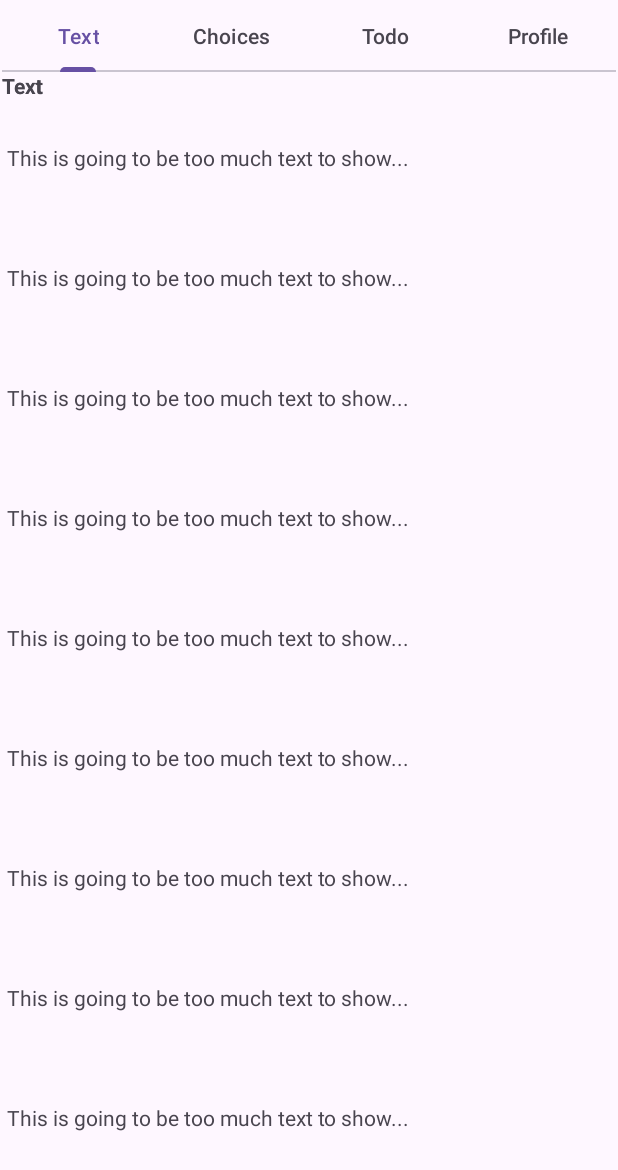
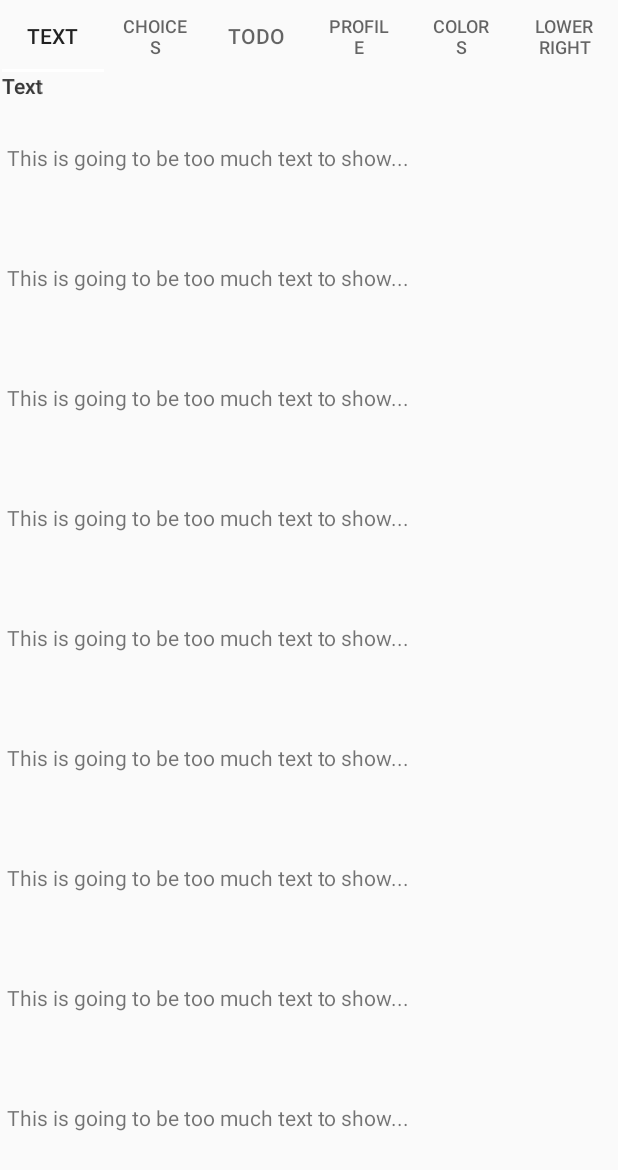
Before and after one commit to jmcadoo1/HealthApp, an Android app: the screen it shows after launch (MainActivity), on a phone screen of 412 x 824 dp. Shown: the top 1170 px of the screen. Run offline under Robolectric (Android 15) with nearby library versions, the phone set to English and light mode, and no system bars; 1 statement that could not run was skipped.

Commit message:
followed geeks4geeks to add some color template and style for the app

```diff
--- a/app/src/main/java/com/example/healthapp/MainActivity.kt
+++ b/app/src/main/java/com/example/healthapp/MainActivity.kt
@@ -60,6 +60,8 @@ class MainActivity : AppCompatActivity() {
         adapter.addFragment(ChoicesFragment(), "Choices")
         adapter.addFragment(TodoFragment(), "Todo")
         adapter.addFragment(ProfileFragment(), "Profile")
+        adapter.addFragment(ColorsFragment(), "Colors")
+        adapter.addFragment(LowerRightFragment(), "LowerRight")
 
         // setting adapter to view pager.
         viewpager.setAdapter(adapter)
@@ -101,7 +103,7 @@ class MainActivity : AppCompatActivity() {
 
 
 
-//
+// code below is for getting checklist/selection for todo list
 //    import androidx.appcompat.app.AppCompatActivity
 //    import android.os.Bundle
 //    import android.util.SparseBooleanArray
--- a/app/src/main/res/layout/activity_main.xml
+++ b/app/src/main/res/layout/activity_main.xml
@@ -27,7 +27,7 @@
         <com.google.android.material.tabs.TabItem
             android:layout_width="wrap_content"
             android:layout_height="wrap_content"
-            android:text="To Do" />
+            android:text="ToDo" />
 
         <com.google.android.material.tabs.TabItem
             android:layout_width="wrap_content"
@@ -37,7 +37,7 @@
         <com.google.android.material.tabs.TabItem
             android:layout_width="wrap_content"
             android:layout_height="wrap_content"
-            android:text="Color" />
+            android:text="Colors" />
 
         <com.google.android.material.tabs.TabItem
             android:layout_width="wrap_content"
--- a/app/src/main/res/values/colors.xml
+++ b/app/src/main/res/values/colors.xml
@@ -2,4 +2,7 @@
 <resources>
     <color name="black">#FF000000</color>
     <color name="white">#FFFFFFFF</color>
+    <color name="colorPrimary">#CCCCCC</color>
+    <color name="colorPrimaryDark">#003366</color>
+    <color name="colorAccent">#FFFFFF</color>
 </resources>
--- /dev/null
+++ b/app/src/main/res/values/styles.xml
@@ -0,0 +1,21 @@
+<?xml version="1.0" encoding="utf-8"?>
+<resources>
+    <!-- Base application theme. -->
+    <style name="AppTheme" parent="Theme.AppCompat.Light.DarkActionBar">
+        <!-- Customize your theme here. -->
+        <item name="colorPrimary">@color/colorPrimary</item>
+        <item name="colorPrimaryDark">@color/colorPrimaryDark</item>
+        <item name="colorAccent">@color/colorAccent</item>
+    </style>
+
+    <style name="AppTheme.NoActionBar">
+        <item name="windowActionBar">false</item>
+        <item name="windowNoTitle">true</item>
+    </style>
+
+    <style name="AppTheme.AppBarOverlay"
+        parent="ThemeOverlay.AppCompat.Dark.ActionBar" />
+
+    <style name="AppTheme.PopupOverlay"
+        parent="ThemeOverlay.AppCompat.Light" />
+</resources>
```
Also changed, not shown: app/src/main/AndroidManifest.xml (+2 -11 lines).
